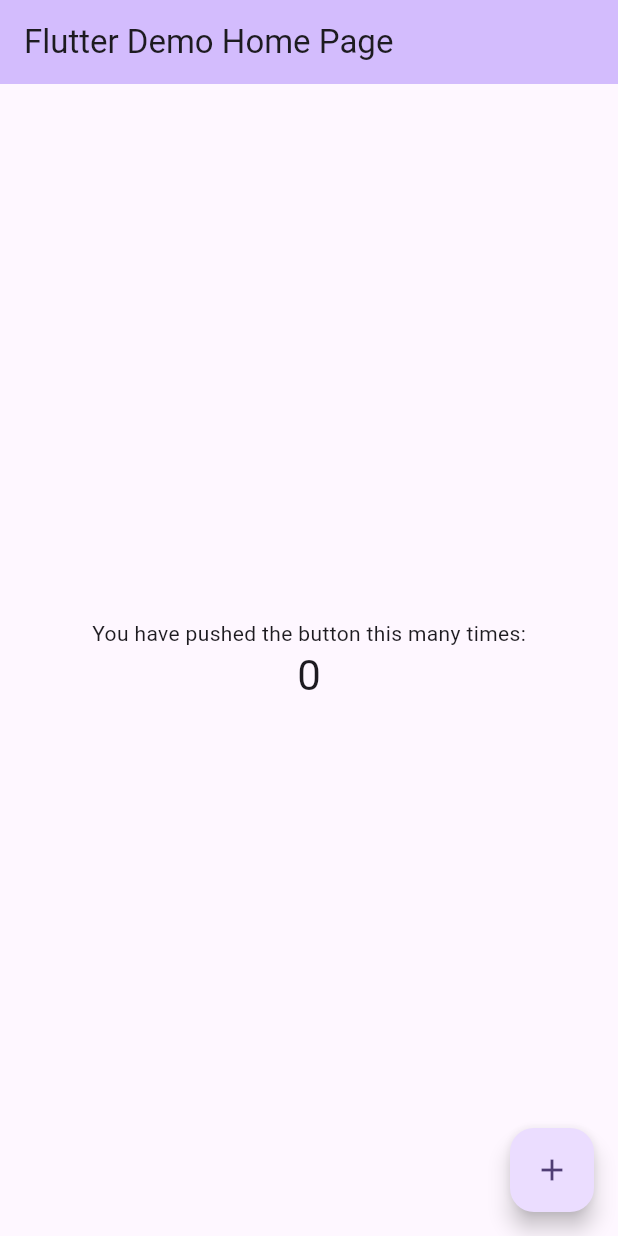
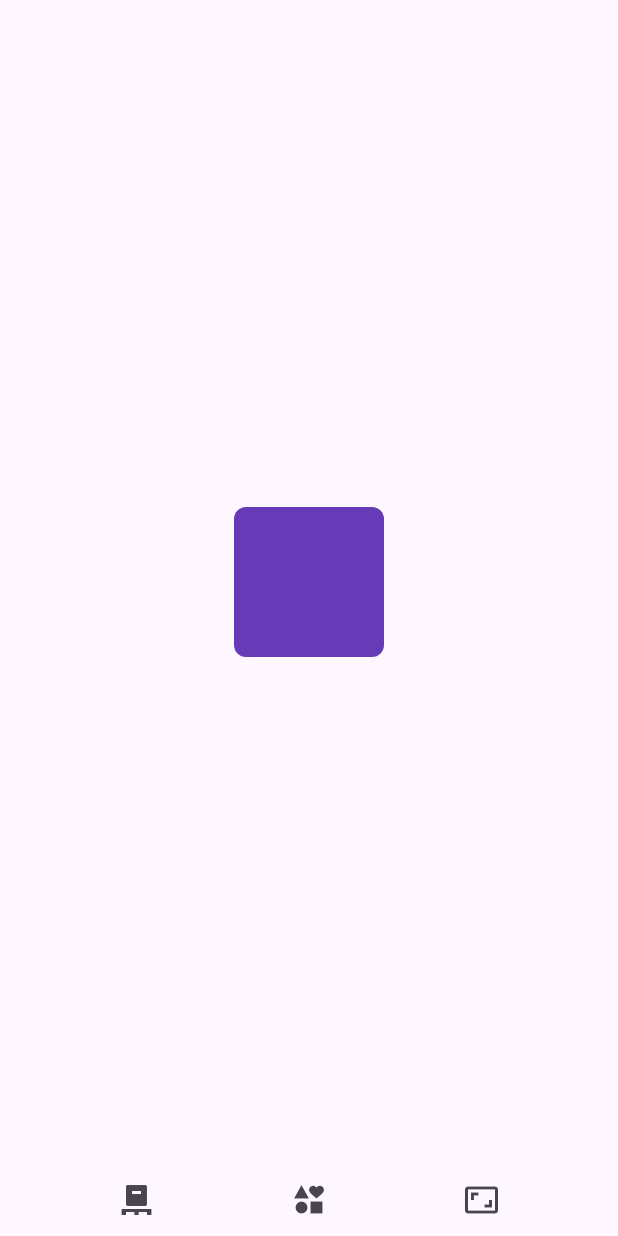
Before and after one commit to TecoZen/Flutter_randomizer, a Flutter app: the screen it shows after launch, on a phone screen of 412 x 824 dp. Run offline on Flutter 3.47's test engine with Material 3 defaults, Android fonts, the phone set to English and light mode, and no system bars.

Commit message:
final_upload

```diff
--- a/randomizer_flutter_app/lib/main.dart
+++ b/randomizer_flutter_app/lib/main.dart
@@ -1,125 +1,82 @@
+import 'dart:math';
 import 'package:flutter/material.dart';
 
-void main() {
-  runApp(const MyApp());
+class PracticeMain extends StatefulWidget {
+  const PracticeMain({super.key});
+
+  @override
+  State<PracticeMain> createState() => _PracticeMainState();
 }
 
-class MyApp extends StatelessWidget {
-  const MyApp({super.key});
+class _PracticeMainState extends State<PracticeMain> {
+  final random = Random();
 
-  // This widget is the root of your application.
-  @override
-  Widget build(BuildContext context) {
-    return MaterialApp(
-      title: 'Flutter Demo',
-      theme: ThemeData(
-        // This is the theme of your application.
-        //
-        // TRY THIS: Try running your application with "flutter run". You'll see
-        // the application has a purple toolbar. Then, without quitting the app,
-        // try changing the seedColor in the colorScheme below to Colors.green
-        // and then invoke "hot reload" (save your changes or press the "hot
-        // reload" button in a Flutter-supported IDE, or press "r" if you used
-        // the command line to start the app).
-        //
-        // Notice that the counter didn't reset back to zero; the application
-        // state is not lost during the reload. To reset the state, use hot
-        // restart instead.
-        //
-        // This works for code too, not just values: Most code changes can be
-        // tested with just a hot reload.
-        colorScheme: ColorScheme.fromSeed(seedColor: Colors.deepPurple),
-        useMaterial3: true,
-      ),
-      home: const MyHomePage(title: 'Flutter Demo Home Page'),
-    );
+  double boxHeight = 100;
+  double boxWidth = 100;
+  Color boxColor = Colors.deepPurple;
+  BorderRadius _borderRadius = BorderRadius.circular(8);
+
+  void changeBoxSize() {
+    setState(() {
+      boxWidth = random.nextInt(400).toDouble();
+      boxHeight = random.nextInt(400).toDouble();
+    });
   }
-}
 
-class MyHomePage extends StatefulWidget {
-  const MyHomePage({super.key, required this.title});
+  void _changeRadius(){
+    setState((){
+      _borderRadius = BorderRadius.circular(random.nextInt(80).toDouble());
 
-  // This widget is the home page of your application. It is stateful, meaning
-  // that it has a State object (defined below) that contains fields that affect
-  // how it looks.
+    });
+  }
 
-  // This class is the configuration for the state. It holds the values (in this
-  // case the title) provided by the parent (in this case the App widget) and
-  // used by the build method of the State. Fields in a Widget subclass are
-  // always marked "final".
-
-  final String title;
-
-  @override
-  State<MyHomePage> createState() => _MyHomePageState();
-}
-
-class _MyHomePageState extends State<MyHomePage> {
-  int _counter = 0;
-
-  void _incrementCounter() {
+  void _changeBoxColor(){
     setState(() {
-      // This call to setState tells the Flutter framework that something has
-      // changed in this State, which causes it to rerun the build method below
-      // so that the display can reflect the updated values. If we changed
-      // _counter without calling setState(), then the build method would not be
-      // called again, and so nothing would appear to happen.
-      _counter++;
+      boxColor = Color.fromRGBO(
+        random.nextInt(256), random.nextInt(256), random.nextInt(256), 1);
     });
   }
 
   @override
   Widget build(BuildContext context) {
-    // This method is rerun every time setState is called, for instance as done
-    // by the _incrementCounter method above.
-    //
-    // The Flutter framework has been optimized to make rerunning build methods
-    // fast, so that you can just rebuild anything that needs updating rather
-    // than having to individually change instances of widgets.
     return Scaffold(
-      appBar: AppBar(
-        // TRY THIS: Try changing the color here to a specific color (to
-        // Colors.amber, perhaps?) and trigger a hot reload to see the AppBar
-        // change color while the other colors stay the same.
-        backgroundColor: Theme.of(context).colorScheme.inversePrimary,
-        // Here we take the value from the MyHomePage object that was created by
-        // the App.build method, and use it to set our appbar title.
-        title: Text(widget.title),
-      ),
+
       body: Center(
-        // Center is a layout widget. It takes a single child and positions it
-        // in the middle of the parent.
-        child: Column(
-          // Column is also a layout widget. It takes a list of children and
-          // arranges them vertically. By default, it sizes itself to fit its
-          // children horizontally, and tries to be as tall as its parent.
-          //
-          // Column has various properties to control how it sizes itself and
-          // how it positions its children. Here we use mainAxisAlignment to
-          // center the children vertically; the main axis here is the vertical
-          // axis because Columns are vertical (the cross axis would be
-          // horizontal).
-          //
-          // TRY THIS: Invoke "debug painting" (choose the "Toggle Debug Paint"
-          // action in the IDE, or press "p" in the console), to see the
-          // wireframe for each widget.
-          mainAxisAlignment: MainAxisAlignment.center,
-          children: <Widget>[
-            const Text(
-              'You have pushed the button this many times:',
+        child: GestureDetector(
+          onTap: changeBoxSize,
+          child: AnimatedContainer(
+            duration: const Duration(seconds: 1),
+            curve: Curves.fastOutSlowIn,
+            width: boxWidth,
+            height: boxHeight,
+            decoration: BoxDecoration(
+              color: boxColor,
+              borderRadius: _borderRadius,
             ),
-            Text(
-              '$_counter',
-              style: Theme.of(context).textTheme.headlineMedium,
-            ),
-          ],
+          ),
         ),
       ),
-      floatingActionButton: FloatingActionButton(
-        onPressed: _incrementCounter,
-        tooltip: 'Increment',
-        child: const Icon(Icons.add),
-      ), // This trailing comma makes auto-formatting nicer for build methods.
+      bottomNavigationBar: Row(
+        mainAxisAlignment: MainAxisAlignment.spaceEvenly,
+        children: [
+          IconButton(onPressed: _changeBoxColor,
+           icon: const Icon(Icons.pallet)
+           ),
+          IconButton(onPressed: _changeRadius,
+           icon: const Icon(Icons.interests)),
+          IconButton(onPressed: changeBoxSize,
+           icon: const Icon(Icons.aspect_ratio))
+
+
+        ],
+      ),
     );
   }
 }
+
+void main() {
+  runApp(const MaterialApp(
+    debugShowCheckedModeBanner: false,
+    home: PracticeMain(),
+  ));
+}
```
